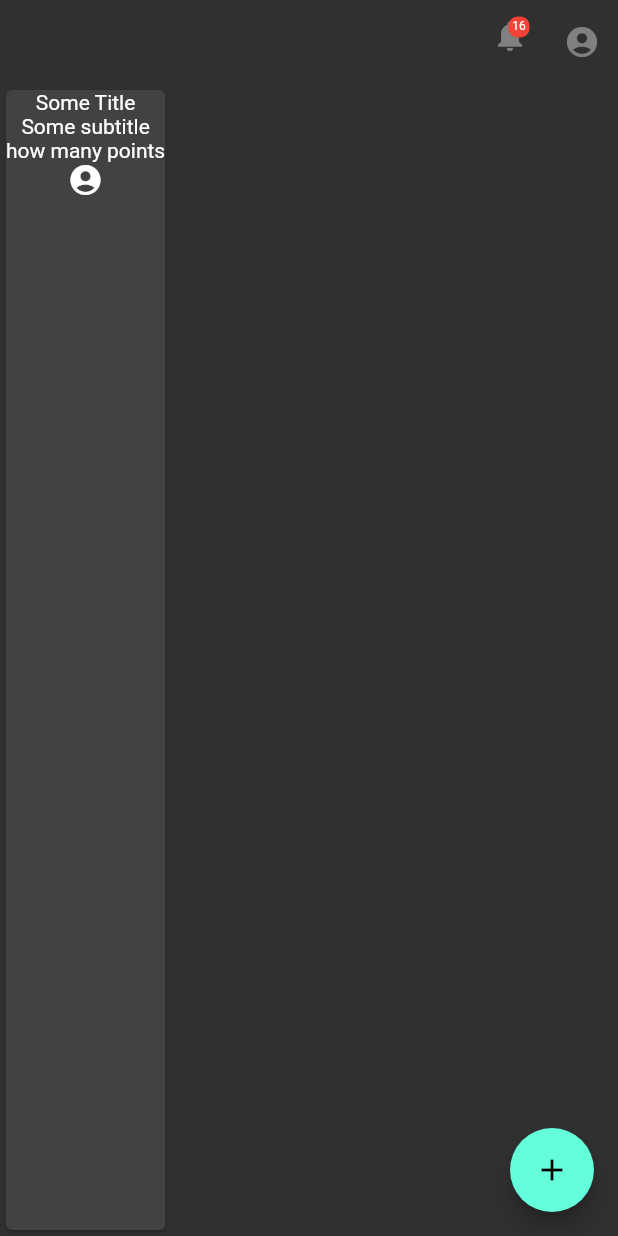
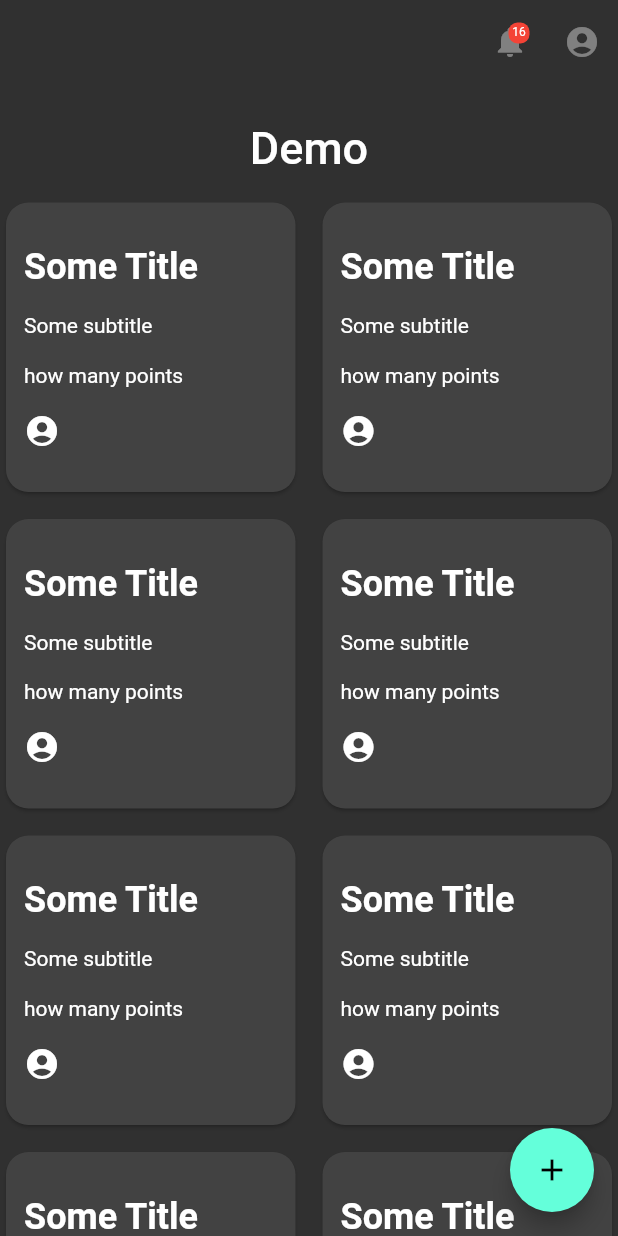
Before and after one commit to delaclqm/todo_app_learning, a Flutter app: the screen it shows after launch, on a phone screen of 412 x 824 dp. Run offline on Flutter 3.47's test engine with Material 2 defaults, Android fonts, the phone set to English and light mode, and no system bars; our stand-ins replace dartz, equatable.

Commit message:
Made some changes to home

```diff
--- a/lib/main.dart
+++ b/lib/main.dart
@@ -24,24 +24,47 @@ class MyHomePage extends StatelessWidget {
           elevation: 0,
           backgroundColor: Theme.of(context).canvasColor,
           actions: <Widget>[
+            Row(children: <Widget>[
               BadgeIcon(
-            iconButton: IconButton(icon: Icon(Icons.notifications), onPressed: null),
-            number: '16'
-          ),
+                  iconButton: IconButton(
+                      icon: Icon(Icons.notifications), onPressed: null),
+                  number: '16'),
               IconButton(
                 icon: Icon(Icons.account_circle),
                 onPressed: null,
               )
+            ], mainAxisAlignment: MainAxisAlignment.center)
           ],
         ),
-      body: TodoCard(),
+        body: CustomScrollView(slivers: <Widget>[
+          SliverAppBar(
+            pinned: true,
+            backgroundColor: Theme.of(context).canvasColor,
+            expandedHeight: 75.0,
+            flexibleSpace: FlexibleSpaceBar(
+              centerTitle: true,
+              title: Text('Demo'),
+            ),
+          ),
+          SliverGrid(
+            gridDelegate: SliverGridDelegateWithMaxCrossAxisExtent(
+              maxCrossAxisExtent: 200.0,
+              mainAxisSpacing: 10.0,
+              crossAxisSpacing: 10.0,
+            ),
+            delegate: SliverChildBuilderDelegate((BuildContext context, int index) {
+              return TodoCard();
+            },
+            childCount: 10),
+
+          ),
+        ]),
         floatingActionButton: MyFloatingActionButton());
   }
 }
 
 class MyFloatingActionButton extends StatelessWidget {
-  const MyFloatingActionButton
-({Key key}) : super(key: key);
+  const MyFloatingActionButton({Key key}) : super(key: key);
 
   @override
   Widget build(BuildContext context) {
@@ -49,8 +72,7 @@ class MyFloatingActionButton extends StatelessWidget {
       onPressed: () {
         // Add your onPressed code here!
       },
-      child: Icon(Icons.add
-      ),
+      child: Icon(Icons.add),
       backgroundColor: Theme.of(context).accentColor,
     );
   }
@@ -62,16 +84,24 @@ class TodoCard extends StatelessWidget {
   @override
   Widget build(BuildContext context) {
     return Card(
+        shape: RoundedRectangleBorder(
+          borderRadius: BorderRadius.circular(15.0),
+        ),
+        child: Container(
+          padding: EdgeInsets.all(12.0),
           child: Column(
-        mainAxisAlignment: MainAxisAlignment.start,
+            crossAxisAlignment: CrossAxisAlignment.start,
+            mainAxisAlignment: MainAxisAlignment.spaceEvenly,
+            mainAxisSize: MainAxisSize.max,
             children: <Widget>[
-          Text('Some Title'),
+              Text('Some Title',
+                  style: TextStyle(fontSize: 24, fontWeight: FontWeight.bold)),
               Text('Some subtitle'),
               Text('how many points'),
               Icon(Icons.account_circle)
             ],
           ),
-    );
+        ));
   }
 }
 
@@ -79,11 +109,8 @@ class BadgeIcon extends StatelessWidget {
   final String number;
   final IconButton iconButton;
 
-  const BadgeIcon({
-    Key key,
-    @required this.number,
-    @required this.iconButton
-  }) : super(key: key);
+  const BadgeIcon({Key key, @required this.number, @required this.iconButton})
+      : super(key: key);
 
   @override
   Widget build(BuildContext context) {
```
Lines whose indentation alone changed are shown as unchanged.
